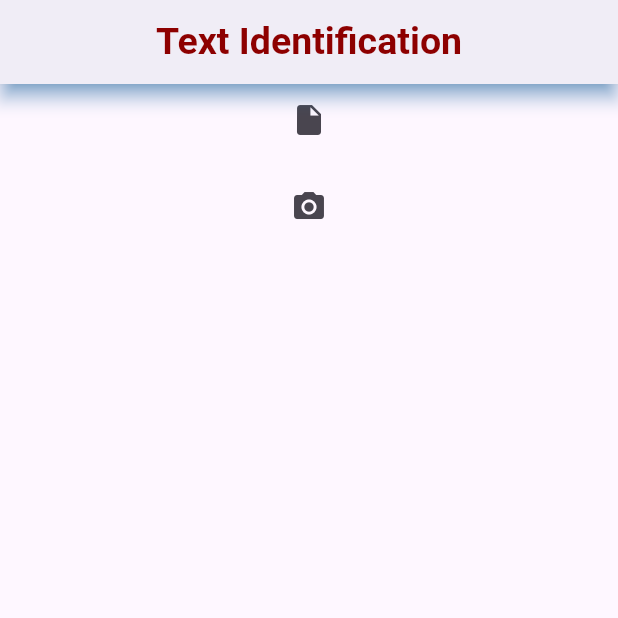
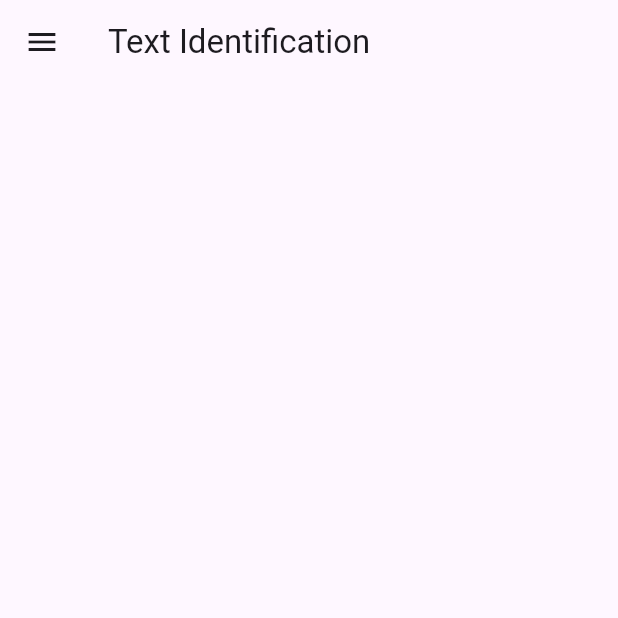
Before and after one commit to Umeshexe/DeThermo, a Flutter app: the screen it shows after launch, on a phone screen of 412 x 824 dp, the top half of it. Run offline on Flutter 3.47's test engine with Material 3 defaults, Android fonts, the phone set to English and light mode, and no system bars; our stand-ins replace flutter_image_compress, image_picker; missing offline and left inert: tflite_flutter.

Commit message:
Stage 1 setup

```diff
--- a/dethermo/lib/main.dart
+++ b/dethermo/lib/main.dart
@@ -3,19 +3,28 @@ import 'dart:typed_data';
 import 'package:flutter/foundation.dart';
 import 'package:flutter/material.dart';
 import 'package:image_picker/image_picker.dart';
-import 'package:tflite_flutter/tflite_flutter.dart'; // Import tflite_flutter
-import 'package:flutter_image_compress/flutter_image_compress.dart'; // Import flutter_image_compress
+import 'package:tflite_flutter/tflite_flutter.dart';
+import 'package:http/http.dart' as http;
+import 'package:flutter_image_compress/flutter_image_compress.dart';
 
 void main() => runApp(MyApp());
 
-class MyApp extends StatefulWidget {
+class MyApp extends StatelessWidget {
   @override
-  State<StatefulWidget> createState() {
-    return _MyAppState();
+  Widget build(BuildContext context) {
+    return MaterialApp(
+      debugShowCheckedModeBanner: false,
+      home: HomeScreen(),
+    );
   }
 }
 
-class _MyAppState extends State<MyApp> {
+class HomeScreen extends StatefulWidget {
+  @override
+  _HomeScreenState createState() => _HomeScreenState();
+}
+
+class _HomeScreenState extends State<HomeScreen> {
   XFile? _image;
 
   Future getImage(bool isCamera) async {
@@ -72,55 +81,59 @@ class _MyAppState extends State<MyApp> {
 
   @override
   Widget build(BuildContext context) {
-    return MaterialApp(
-      debugShowCheckedModeBanner: false,
-      home: Scaffold(
+    return Scaffold(
       appBar: AppBar(
-          title: Text(
-            "Text Identification",
+        title: Text("Text Identification"),
+      ),
+      drawer: Drawer(
+        child: ListView(
+          padding: EdgeInsets.zero,
+          children: <Widget>[
+            DrawerHeader(
+              decoration:
+                  BoxDecoration(color: Color.fromRGBO(238, 255, 209, 1)),
+              child: Text(
+                'Drive App',
                 style: TextStyle(
-                color: const Color.fromARGB(255, 141, 0, 0),
-                fontSize: 25,
-                fontWeight: FontWeight.bold),
+                  color: Colors.white,
+                  fontSize: 24,
                 ),
-          backgroundColor: Color.fromARGB(255, 255, 255, 255),
-          elevation: 5,
-          shadowColor: Colors.blue,
-          centerTitle: true,
+              ),
+            ),
+            ListTile(
+              leading: Icon(Icons.insert_drive_file),
+              title: Text('Gallery'),
+              onTap: () {
+                getImage(false);
+                Navigator.pop(context);
+              },
+            ),
+            ListTile(
+              leading: Icon(Icons.camera_alt),
+              title: Text('Camera'),
+              onTap: () {
+                getImage(true);
+                Navigator.pop(context);
+              },
+            ),
+          ],
+        ),
       ),
       body: Center(
-          child: Column(
-            children: <Widget>[
-              IconButton(
-                icon: Icon(Icons.insert_drive_file),
-                onPressed: () {
-                  getImage(false); // gallery
-                },
-              ),
-              SizedBox(height: 10.0),
-              IconButton(
-                icon: Icon(Icons.camera_alt),
-                onPressed: () {
-                  getImage(true);
-                },
-              ),
-              _image == null
+        child: _image == null
             ? Container()
             : Column(
                 children: <Widget>[
-                        Image.file(
+                  Expanded(
+                    child: Image.file(
                       File(_image!.path),
-                          height: 300.0,
-                          width: 300.0,
                     ),
-                        TextButton(
+                  ),
+                  ElevatedButton(
+                    onPressed: performTaskOnImage,
                     child: Text('Perform Task'),
-                          onPressed: performTaskOnImage,
                   ),
                 ],
-                    )
-            ],
-          ),
               ),
       ),
     );
--- a/dethermo/pubspec.yaml
+++ b/dethermo/pubspec.yaml
@@ -31,8 +31,9 @@ dependencies:
   flutter:
     sdk: flutter
   image_picker: ^1.0.4
-  tflite_flutter: ^0.10.3
   image: ^3.0.2
+  http: ^1.1.0
+
 
 
   # The following adds the Cupertino Icons font to your application.
@@ -40,6 +41,8 @@ dependencies:
   cupertino_icons: ^1.0.2
   intl: ^0.18.1
   flutter_image_compress: ^2.0.4
+  tflite_flutter: ^0.10.3
+
 
 dev_dependencies:
   flutter_test:
```
Also changed, not shown: dethermo/pubspec.lock. Lines whose indentation alone changed are shown as unchanged.
